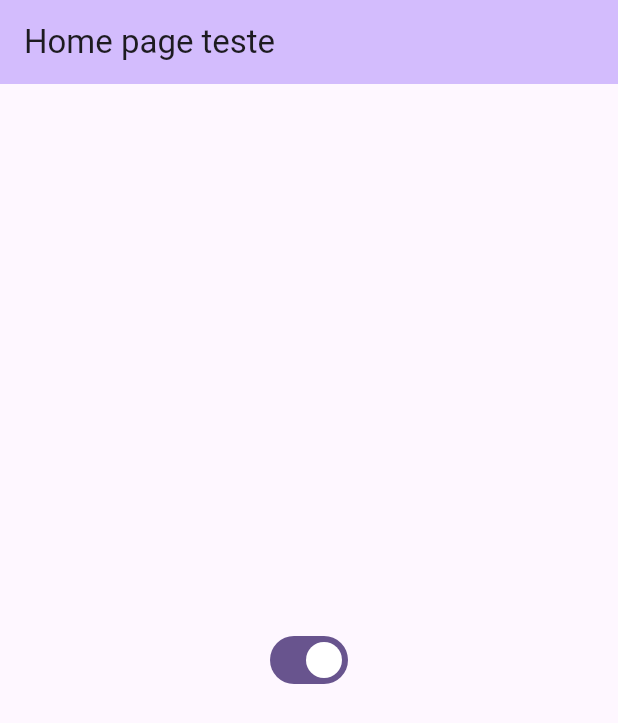
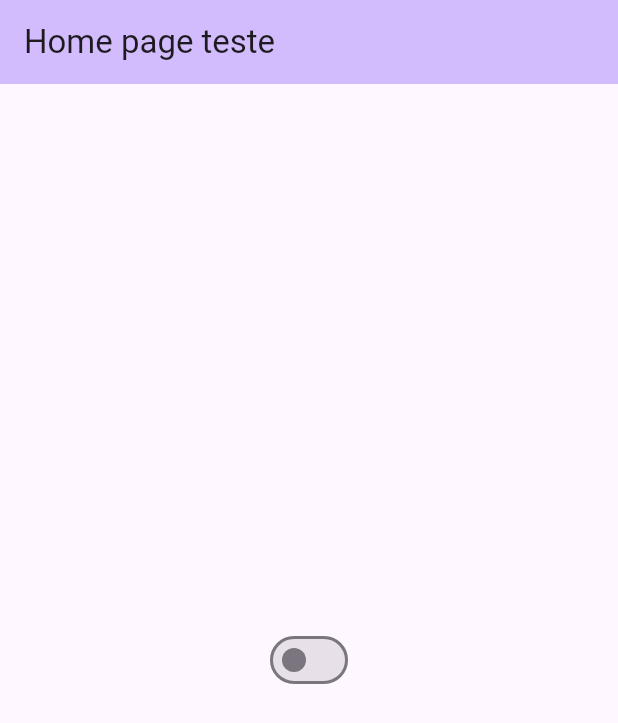
Before and after one commit to GabrielVasco13/arquitetura, a Flutter app: the screen it shows after launch, on a phone screen of 412 x 824 dp. Shown: the top 723 px of the screen. Run offline on Flutter 3.47's test engine with Material 3 defaults, Android fonts, the phone set to English and light mode, and no system bars.

Commit message:
shits crazy

```diff
--- a/lib/app/app_widget.dart
+++ b/lib/app/app_widget.dart
@@ -1,3 +1,4 @@
+import 'package:clean_arch/app/controllers/app_controller.dart';
 import 'package:clean_arch/app/pages/home/home_page.dart';
 import 'package:flutter/material.dart';
 
@@ -6,13 +7,18 @@ class AppWidget extends StatelessWidget {
 
   @override
   Widget build(BuildContext context) {
+    return ValueListenableBuilder(
+      valueListenable: AppController.instance.themeSwitch,
+      builder: (context, value, child) {
         return MaterialApp(
           title: 'Flutter Demo',
           theme: ThemeData(
               colorScheme: ColorScheme.fromSeed(seedColor: Colors.deepPurple),
               useMaterial3: true,
-      ),
+              brightness: value ? Brightness.dark : Brightness.light),
           home: const HomePage(),
+        );
+      },
     );
   }
 }
--- a/lib/app/components/custom_switch_component.dart
+++ b/lib/app/components/custom_switch_component.dart
@@ -1,13 +1,16 @@
+import 'package:clean_arch/app/controllers/app_controller.dart';
 import 'package:flutter/material.dart';
 
-class CustomSwitchComponent extends StatelessWidget {
-  const CustomSwitchComponent({super.key});
+class CustomSwitchWidget extends StatelessWidget {
+  const CustomSwitchWidget({super.key});
 
   @override
   Widget build(BuildContext context) {
     return Switch(
-      value: true,
-      onChanged: (value) {},
+      value: AppController.instance.themeSwitch.value,
+      onChanged: (value) {
+        AppController.instance.changeTheme(value);
+      },
     );
   }
 }
--- /dev/null
+++ b/lib/app/controllers/app_controller.dart
@@ -0,0 +1,13 @@
+import 'package:flutter/material.dart';
+
+class AppController {
+  static final instance = AppController._();
+
+  AppController._();
+
+  final themeSwitch = ValueNotifier<bool>(false);
+
+  void changeTheme(bool value) {
+    themeSwitch.value = value;
+  }
+}
--- a/lib/app/pages/home/home_page.dart
+++ b/lib/app/pages/home/home_page.dart
@@ -1,3 +1,4 @@
+import 'package:clean_arch/app/components/custom_switch_component.dart';
 import 'package:flutter/material.dart';
 
 class HomePage extends StatefulWidget {
@@ -15,14 +16,11 @@ class _HomePageState extends State<HomePage> {
         backgroundColor: Theme.of(context).colorScheme.inversePrimary,
         title: const Text('Home page teste'),
       ),
-      body: Center(
+      body: const Center(
         child: Column(
           mainAxisAlignment: MainAxisAlignment.center,
           children: [
-            Switch(
-              value: true,
-              onChanged: (value) {},
-            ),
+            CustomSwitchWidget(),
           ],
         ),
       ),
```
Lines whose indentation alone changed are shown as unchanged.
